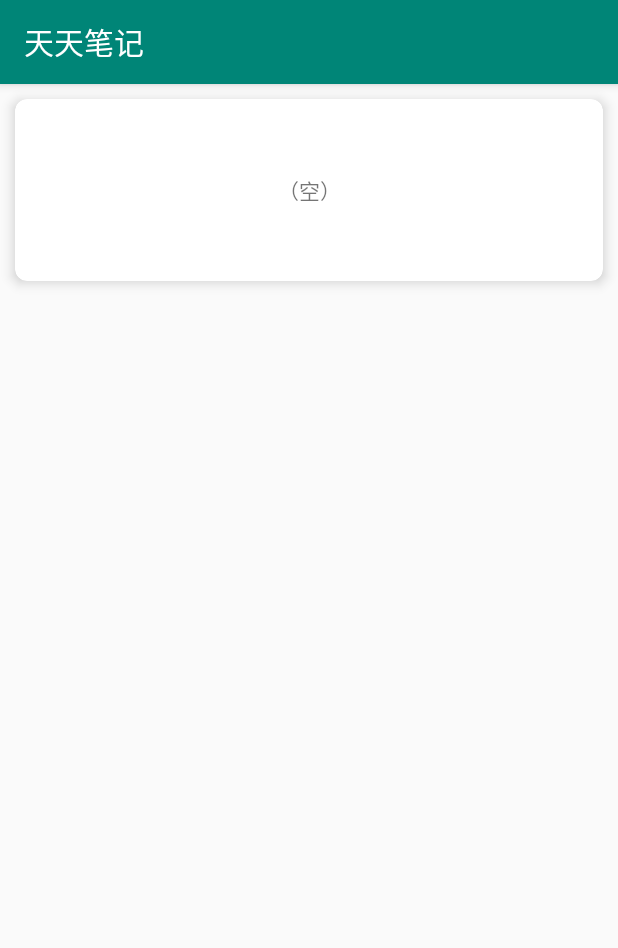
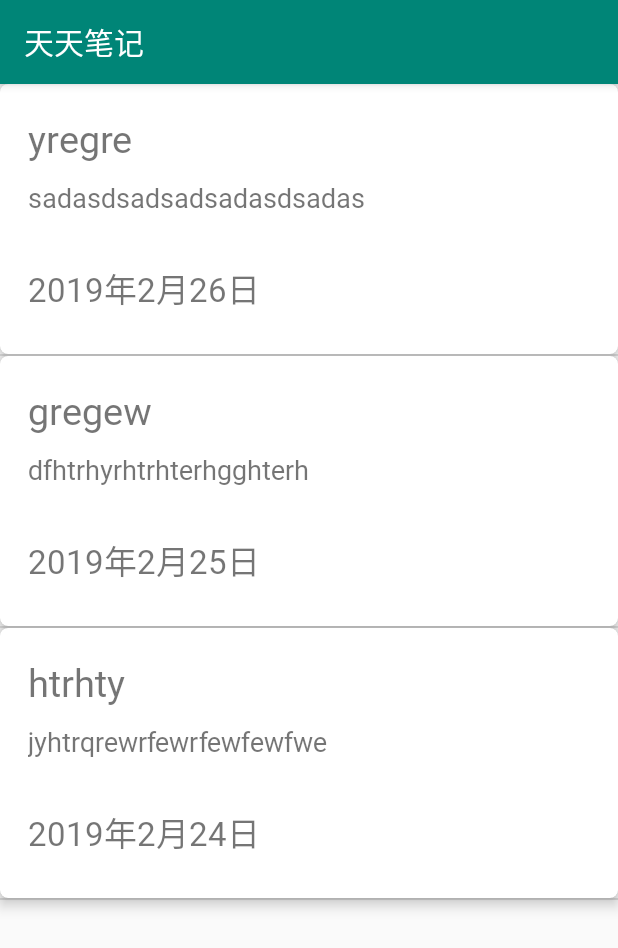
Before and after one commit to 0Kirby/ProgressNote, an Android app: the MainActivity screen opened directly, with no data from a screen before it, on a phone screen of 412 x 824 dp. Shown: the top 948 px of the screen. Run offline under Robolectric (Android 15) with nearby library versions, the phone set to English and light mode, and no system bars.

Commit message:
cardView->listView item(cardView) +DataItem.java +DataAdapter.java +data_item.xml

```diff
--- /dev/null
+++ b/app/src/main/java/com/xqjtqy/progressnote/DataAdapter.java
@@ -0,0 +1,69 @@
+package com.xqjtqy.progressnote;
+
+import android.content.Context;
+import android.support.annotation.DrawableRes;
+import android.support.annotation.NonNull;
+import android.support.annotation.Nullable;
+import android.support.v7.widget.CardView;
+import android.view.LayoutInflater;
+import android.view.View;
+import android.view.ViewGroup;
+import android.widget.ArrayAdapter;
+import android.widget.ImageView;
+import android.widget.TextView;
+
+import java.util.List;
+
+public class DataAdapter extends ArrayAdapter {
+
+    private int resourceId;
+
+    public DataAdapter(Context context, int textViewResourceId, List<DataItem>objects){
+        super(context,textViewResourceId,objects);
+        resourceId=textViewResourceId;
+    }
+
+    @NonNull
+    @Override
+    public View getView(int position, @Nullable View convertView,
+                        @NonNull ViewGroup parent) {
+        DataItem dataItem= (DataItem) getItem(position);
+        View view;
+        ViewHolder viewHolder;
+        if(convertView==null){
+            view= LayoutInflater.from(getContext()).inflate(
+                    resourceId,parent,false);
+            viewHolder=new ViewHolder();
+            viewHolder.cardView=view.findViewById(R.id.cardView);
+            viewHolder.title=view.findViewById(R.id.title);
+            viewHolder.body=view.findViewById(R.id.body);
+            viewHolder.date=view.findViewById(R.id.date);
+            view.setTag(viewHolder);
+        }else{
+            view=convertView;
+            viewHolder= (ViewHolder) view.getTag();
+
+        }
+
+        //设置图片圆角的半径大小
+        viewHolder.cardView.setRadius(8);
+        //设置阴影部分大小
+        viewHolder.cardView.setCardElevation(8);
+        //设置图片距离阴影大小
+        viewHolder.cardView.setContentPadding(5,5,5,5);
+
+        viewHolder.title.setText(dataItem.getTitle());
+        viewHolder.body.setText(dataItem.getBody());
+        viewHolder.date.setText(dataItem.getDate());
+
+        return view;
+    }
+
+    class ViewHolder{
+        CardView cardView;
+        TextView title;
+        TextView body;
+        TextView date;
+    }
+
+}
--- /dev/null
+++ b/app/src/main/java/com/xqjtqy/progressnote/DataItem.java
@@ -0,0 +1,26 @@
+package com.xqjtqy.progressnote;
+
+public class DataItem {
+    private String title;
+    private String body;
+    private String date;
+
+    public DataItem(String title, String body, String date){
+        this.title=title;
+        this.body=body;
+        this.date=date;
+    }
+
+    public String getTitle() {
+        return title;
+    }
+
+    public String getBody(){
+        return body;
+    }
+
+    public String getDate(){
+        return date;
+    }
+
+}
--- a/app/src/main/java/com/xqjtqy/progressnote/EditingActivity.java
+++ b/app/src/main/java/com/xqjtqy/progressnote/EditingActivity.java
@@ -35,7 +35,6 @@ public class EditingActivity extends AppCompatActivity {
         return true;
     }
 
-
     @Override
     protected void onCreate(Bundle savedInstanceState) {
         super.onCreate(savedInstanceState);
@@ -44,7 +43,10 @@ public class EditingActivity extends AppCompatActivity {
         noteTime = findViewById(R.id.noteTime);
         noteTitle = findViewById(R.id.noteTitle);
         mainText = findViewById(R.id.mainText);
-        simpleDateFormat = new SimpleDateFormat("yyyy年MM月dd日    HH:mm:ss", Locale.getDefault()); //获取时间
+
+        //获取时间
+        simpleDateFormat = new SimpleDateFormat("yyyy年MM月dd日    HH:mm:ss", Locale.getDefault());
+
         date = new Date(System.currentTimeMillis());
         noteTime.setText(simpleDateFormat.format(date));
         dbHelper = new MyDatabaseHelper(this, "Note.db", null, 1);
@@ -59,7 +61,6 @@ public class EditingActivity extends AppCompatActivity {
          }
         cursor.close();
     }
-
 
     @Override
     public boolean onOptionsItemSelected(MenuItem item) {
@@ -81,4 +82,5 @@ public class EditingActivity extends AppCompatActivity {
         }
         return super.onOptionsItemSelected(item);
     }
+
 }
--- a/app/src/main/java/com/xqjtqy/progressnote/MainActivity.java
+++ b/app/src/main/java/com/xqjtqy/progressnote/MainActivity.java
@@ -1,37 +1,98 @@
 package com.xqjtqy.progressnote;
 
 import android.content.Intent;
+import android.database.Cursor;
+import android.database.sqlite.SQLiteDatabase;
 import android.support.v7.app.AppCompatActivity;
 import android.os.Bundle;
 import android.support.v7.widget.CardView;
+import android.util.Log;
 import android.view.View;
+import android.widget.AdapterView;
+import android.widget.ArrayAdapter;
+import android.widget.ListView;
 
 import com.xqjtqy.progressnote.db.MyDatabaseHelper;
 
+import java.util.ArrayList;
+import java.util.List;
+
 public class MainActivity extends AppCompatActivity {
+
+    private List<DataItem> dataList=new ArrayList<>();
+    private ListView listView;
+    private Cursor cursor;
+    private DataAdapter dataAdapter;
 
     private CardView cardView;
     private MyDatabaseHelper dbHelper;
+    private SQLiteDatabase db;
 
     @Override
     protected void onCreate(Bundle savedInstanceState) {
         super.onCreate(savedInstanceState);
         setContentView(R.layout.activity_main);
-        dbHelper = new MyDatabaseHelper(this,"Note.db",null,1);
+
+        listView=(ListView)findViewById(R.id.listView);
+        dataAdapter=new DataAdapter(MainActivity.this,
+                R.layout.data_item,dataList);
+        listView.setAdapter(dataAdapter);
+
+        listView.setOnItemClickListener(new AdapterView.OnItemClickListener() {
+            @Override
+            public void onItemClick(AdapterView<?>parent,View view,
+                                    int position,long id){
+                Intent it=new Intent(getApplicationContext(),EditingActivity.class);
+                //启动MainActivity
+                startActivity(it);
+            }
+        });
+
+        dbHelper = new MyDatabaseHelper(this,
+                "Note.db", null, 1);
         dbHelper.getWritableDatabase();
-       cardView = findViewById(R.id.cardView);
-       cardView.setOnClickListener(new View.OnClickListener(){
 
-           @Override
-           public void onClick(View v) {
-               Intent it=new Intent(getApplicationContext(),EditingActivity.class);//启动MainActivity
-               startActivity(it);
-           }
-       });
-//        cardView.setRadius(8);//设置图片圆角的半径大小
-//
-//        cardView.setCardElevation(8);//设置阴影部分大小
-//
-//        cardView.setContentPadding(5,5,5,5);//设置图片距离阴影大小
+        initData();
+
     }
+
+    /*
+    //更新listView
+    public void refreshList(){
+        dataList.clear();
+        dbHelper = new MyDatabaseHelper(MainActivity.this,
+                123,123,123);
+        db = dbHelper.getReadableDatabase();
+        cursor = db.query(MyDatabaseHelper.TABLE_NAME,null,null,null,null,null,null);
+        try {
+            while(cursor.moveToNext()){
+                DataItem dataItem=new DataItem(cursor.getString(1)
+                        ,cursor.getString(2)
+                        ,getFormatMS(cursor.getInt(3))
+                        ,cursor.getString(4),
+                        //YSK
+                        cursor.getInt(3));
+                //YSK
+                dataList.add(dataItem);
+            }
+            dataAdapter.notifyDataSetChanged();
+        } finally {
+            cursor.close();
+            Log.v("更新","更新了");
+        }
+    }
+    */
+
+    private void initData(){
+        DataItem A=new DataItem("yregre", "sadasdsadsadsadasdsadas",
+                "2019年2月26日");
+        dataList.add(A);
+        DataItem B=new DataItem("gregew", "dfhtrhyrhtrhterhgghterh",
+                "2019年2月25日");
+        dataList.add(B);
+        DataItem C=new DataItem("htrhty", "jyhtrqrewrfewrfewfewfwe",
+                "2019年2月24日");
+        dataList.add(C);
+    }
+
 }
--- a/app/src/main/java/com/xqjtqy/progressnote/db/MyDatabaseHelper.java
+++ b/app/src/main/java/com/xqjtqy/progressnote/db/MyDatabaseHelper.java
@@ -4,6 +4,8 @@ import android.content.Context;
 import android.database.sqlite.SQLiteDatabase;
 import android.database.sqlite.SQLiteOpenHelper;
 import android.widget.Toast;
+
+import com.xqjtqy.progressnote.MainActivity;
 
 public class MyDatabaseHelper extends SQLiteOpenHelper {
 
@@ -13,7 +15,6 @@ public class MyDatabaseHelper extends SQLiteOpenHelper {
             + "time text, "
             + "content text, "
             + "image blob)"; //建表
-
 
     private Context mContext;
 
@@ -30,7 +31,8 @@ public class MyDatabaseHelper extends SQLiteOpenHelper {
     }
 
     @Override
-    public void onUpgrade(SQLiteDatabase db, int oldVersion, int newVersion) { //升级
+    public void onUpgrade(SQLiteDatabase db, int oldVersion, int newVersion) {
+        //升级
         db.execSQL("drop table if exists Note");
         onCreate(db);
     }
--- a/app/src/main/res/layout/activity_main.xml
+++ b/app/src/main/res/layout/activity_main.xml
@@ -1,17 +1,14 @@
 <?xml version="1.0" encoding="utf-8"?>
-<android.support.v7.widget.CardView xmlns:android="http://schemas.android.com/apk/res/android"
+<LinearLayout
+    xmlns:android="http://schemas.android.com/apk/res/android"
     xmlns:app="http://schemas.android.com/apk/res-auto"
-    android:id="@+id/cardView"
     android:layout_width="match_parent"
-    android:layout_height="wrap_content"
-    android:layout_margin="10dp"
-    app:cardCornerRadius="8dp"
-    app:cardElevation="5dp">
+    android:layout_height="match_parent">
 
-    <TextView
+    <ListView
+        android:id="@+id/listView"
         android:layout_width="match_parent"
-        android:layout_height="wrap_content"
-        android:gravity="center_horizontal"
-        android:padding="50dp"
-        android:text="@string/empty" />
-</android.support.v7.widget.CardView>
+        android:layout_height="match_parent">
+    </ListView>
+
+</LinearLayout>
--- /dev/null
+++ b/app/src/main/res/layout/data_item.xml
@@ -0,0 +1,43 @@
+<?xml version="1.0" encoding="utf-8"?>
+<android.support.v7.widget.CardView
+    xmlns:android="http://schemas.android.com/apk/res/android"
+    xmlns:app="http://schemas.android.com/apk/res-auto"
+    android:id="@+id/cardView"
+    app:cardCornerRadius="8dp"
+    app:cardElevation="5dp"
+    android:layout_width="match_parent"
+    android:layout_height="180dp"
+    android:layout_margin="10dp">
+    <LinearLayout
+        android:orientation="horizontal"
+        android:layout_width="wrap_content"
+        android:layout_height="match_parent">
+        <LinearLayout
+            android:layout_width="wrap_content"
+            android:layout_height="match_parent"
+            android:layout_margin="15dp"
+            android:orientation="vertical">
+            <TextView
+                android:id="@+id/title"
+                android:layout_width="match_parent"
+                android:layout_height="wrap_content"
+                android:textSize="25dp"
+                android:text="@string/title" />
+            <TextView
+                android:id="@+id/body"
+                android:layout_width="match_parent"
+                android:layout_height="wrap_content"
+                android:paddingTop="10dp"
+                android:lines="2"
+                android:textSize="18dp"
+                android:text="@string/body"/>
+            <TextView
+                android:id="@+id/date"
+                android:layout_width="match_parent"
+                android:layout_height="wrap_content"
+                android:paddingTop="10dp"
+                android:textSize="22dp"
+                android:text="@string/date"/>
+        </LinearLayout>
+    </LinearLayout>
+</android.support.v7.widget.CardView>
--- a/app/src/main/res/values/strings.xml
+++ b/app/src/main/res/values/strings.xml
@@ -3,6 +3,9 @@
     <string name="chinese_name">天天笔记</string>
     <string name="description">记录当下，规划未来</string>
     <string name="empty">（空）</string>
+    <string name="title">（空）</string>
+    <string name="body">（空）</string>
+    <string name="date">（空）</string>
     <string name="save">保存</string>
     <string name="please_title">请在此键入标题</string>
     <string name="please_text">请在此键入文本</string>
```
Also changed, not shown: app/src/main/res/layout/activity_editing.xml (+0 -8 lines).
